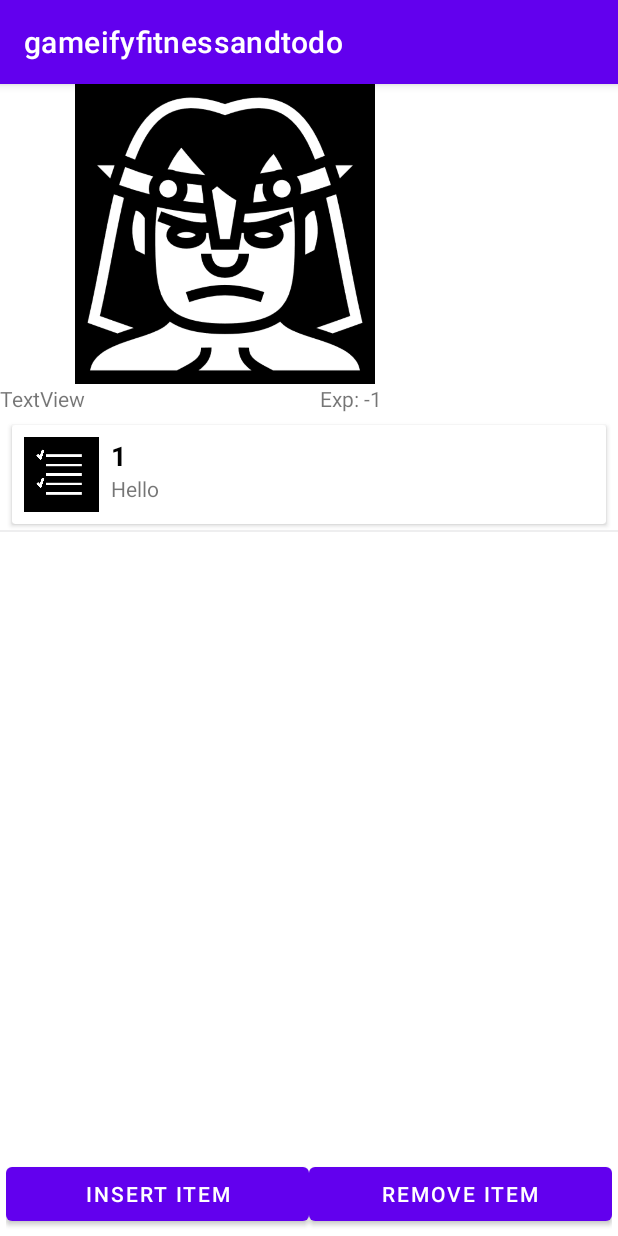
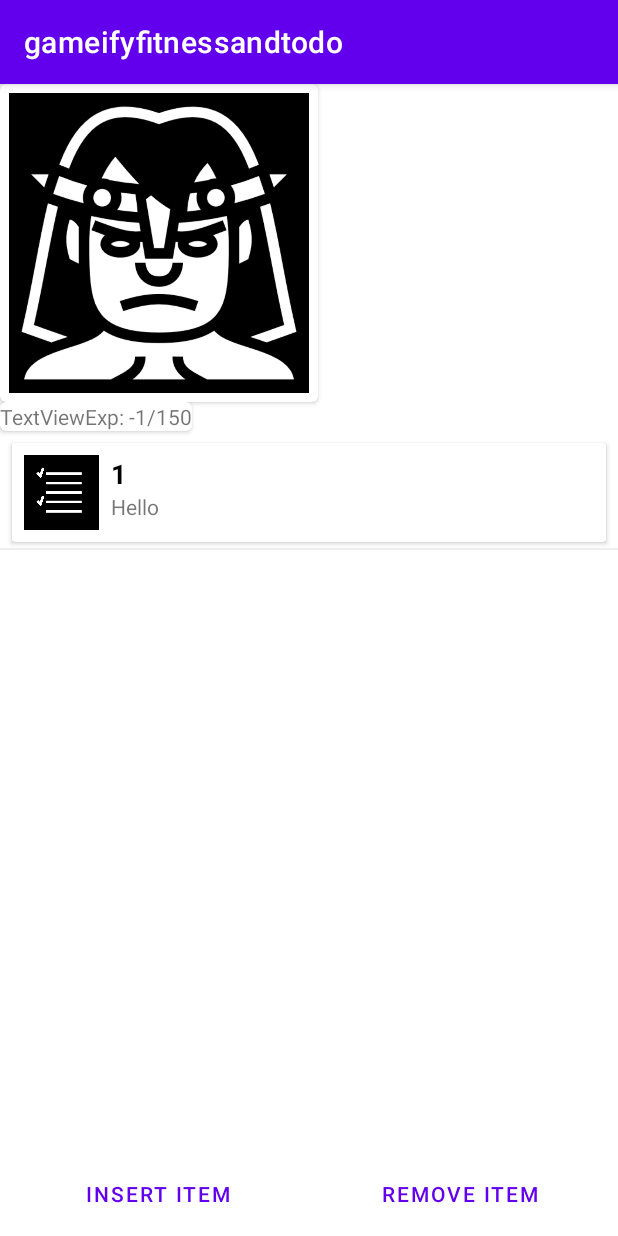
Before and after one commit to frankjmclarke/Gameify, an Android app: the screen it shows after launch (MainActivity), after a tap on "INSERT ITEM", on a phone screen of 412 x 824 dp. Run offline under Robolectric (Android 15) with nearby library versions, the phone set to English and light mode, and no system bars; our stand-ins replace RxJava; network calls fail.

Commit message:
Adding expNeededToLevelUp

```diff
--- a/app/src/main/java/com/fclarke/gameifyfitnessandtodo/MainActivity.kt
+++ b/app/src/main/java/com/fclarke/gameifyfitnessandtodo/MainActivity.kt
@@ -14,6 +14,7 @@ import androidx.recyclerview.widget.LinearLayoutManager
 import androidx.recyclerview.widget.StaggeredGridLayoutManager
 import kotlinx.android.synthetic.main.activity_main.*
 import com.fclarke.gameifyfitnessandtodo.adapter.ListAdapter
+import com.fclarke.gameifyfitnessandtodo.business.Level
 import com.fclarke.gameifyfitnessandtodo.business.characters.Hero
 import com.fclarke.gameifyfitnessandtodo.local.Shared
 import com.fclarke.gameifyfitnessandtodo.viewmodel.MainActivityViewModel
@@ -66,8 +67,12 @@ class MainActivity : AppCompatActivity() {
                 txtGoldAmount.setText("Gold: " + java.lang.String.valueOf(s))
             }
         viewModel.getExp()
-            ?.observe(this) { s ->
-                txtExpAmount.setText("Exp: " + java.lang.String.valueOf(s))
+            ?.observe(this) { exp ->
+                val level =Level()
+                var expGood = exp ?: 0
+                var expNeededToLevelUp = level.exp2Level(expGood)+1
+                expNeededToLevelUp=level.level2Exp(expNeededToLevelUp)
+                txtExpAmount.setText("Exp: " + java.lang.String.valueOf(expGood)+"/"+expNeededToLevelUp.toString())
             }
         myChar = Hero(sharedPreferences)
         myChar.addExperience(1)
--- a/app/src/main/res/layout/activity_main.xml
+++ b/app/src/main/res/layout/activity_main.xml
@@ -1,47 +1,59 @@
 <?xml version="1.0" encoding="utf-8"?>
 <RelativeLayout xmlns:android="http://schemas.android.com/apk/res/android"
+    xmlns:app="http://schemas.android.com/apk/res-auto"
     xmlns:tools="http://schemas.android.com/tools"
     android:layout_width="match_parent"
     android:layout_height="match_parent"
-    xmlns:app="http://schemas.android.com/apk/res-auto"
     tools:context=".MainActivity">
+
+    <androidx.cardview.widget.CardView xmlns:card_view="http://schemas.android.com/apk/res-auto"
+        android:id="@+id/warrior"
+        android:layout_width="wrap_content"
+        android:layout_height="wrap_content"
+        android:layout_gravity="center"
+        card_view:cardCornerRadius="4dp">
+
         <ImageView
-        android:id="@+id/warrior"
             android:layout_width="200dp"
             android:layout_height="200dp"
-        android:layout_marginTop="0dp"
-        android:layout_marginLeft="50dp"
-        android:layout_marginRight="50dp"
+            android:layout_margin="6dp"
             app:srcCompat="@drawable/barbarian" />
+    </androidx.cardview.widget.CardView>
+
+    <androidx.cardview.widget.CardView xmlns:card_view="http://schemas.android.com/apk/res-auto"
+        android:id="@+id/ll_amount"
+        android:layout_width="wrap_content"
+        android:layout_height="wrap_content"
+        android:layout_below="@id/warrior"
+        android:layout_gravity="center"
+        card_view:cardCornerRadius="4dp">
 
         <LinearLayout
-        android:id="@+id/ll_amount"
-        android:layout_below="@id/warrior"
             android:layout_width="match_parent"
-        android:layout_height="wrap_content" >
+            android:layout_height="wrap_content">
 
             <TextView
                 android:id="@+id/gold_amount"
                 android:layout_width="wrap_content"
                 android:layout_height="wrap_content"
-            android:text="TextView"
-            android:layout_weight=".50"/>
+                android:layout_weight=".50"
+                android:text="TextView" />
 
             <TextView
                 android:id="@+id/exp_amount"
                 android:layout_width="wrap_content"
                 android:layout_height="wrap_content"
-            android:text="TextView"
-            android:layout_weight=".50"/>
+                android:layout_weight=".50"
+                android:text="TextView" />
 
         </LinearLayout>
-
+    </androidx.cardview.widget.CardView>
 
     <androidx.recyclerview.widget.RecyclerView
         android:id="@+id/recyclerView"
-        android:layout_below="@id/ll_amount"
         android:layout_width="match_parent"
         android:layout_height="match_parent"
+        android:layout_below="@id/ll_amount"
         android:clipToPadding="false"
         android:padding="4dp"
         tools:listitem="@layout/recycler_list_row" />
@@ -56,6 +68,7 @@
 
         <Button
             android:id="@+id/insert_item"
+            style="?android:attr/buttonBarButtonStyle"
             android:layout_width="match_parent"
             android:layout_height="wrap_content"
             android:layout_weight="1"
@@ -63,6 +76,7 @@
 
         <Button
             android:id="@+id/remove_item"
+            style="?android:attr/buttonBarButtonStyle"
             android:layout_width="match_parent"
             android:layout_height="wrap_content"
             android:layout_weight="1"
@@ -71,5 +85,4 @@
     </LinearLayout>
 
 
-
 </RelativeLayout>
```
Lines whose indentation alone changed are shown as unchanged.
